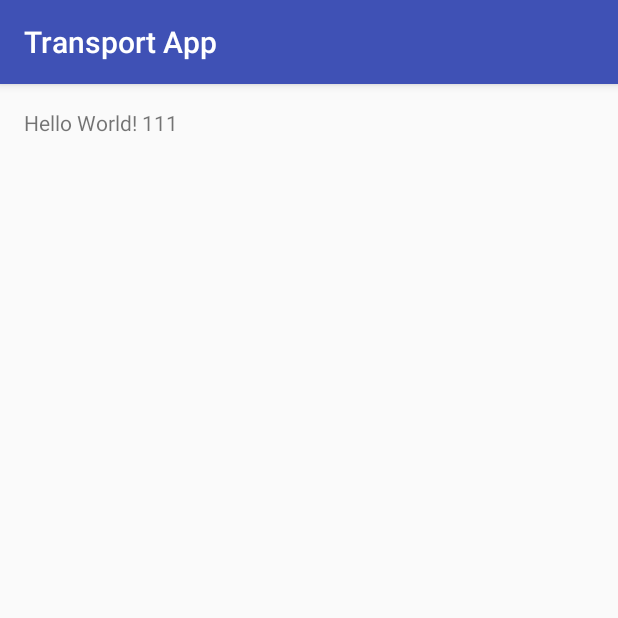
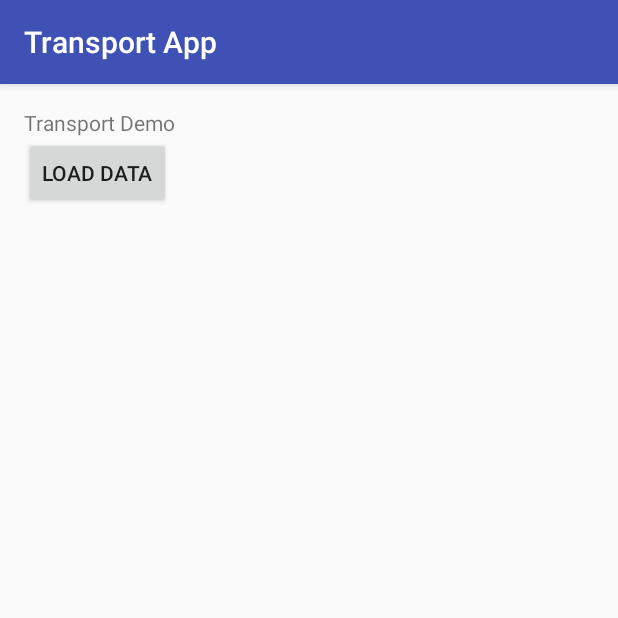
Before and after one commit to toni-rajkovski/transport-app-demo, an Android app: the screen it shows after launch (MainActivity), on a phone screen of 412 x 824 dp, the top half of it. Run offline under Robolectric (Android 15) with nearby library versions, the phone set to English and light mode, and no system bars.

Commit message:
implemented main service with rx java

```diff
--- a/app/build.gradle
+++ b/app/build.gradle
@@ -28,8 +28,10 @@ android {
 
 dependencies {
     compile fileTree(dir: 'libs', include: ['*.jar'])
+    compile 'com.android.support:appcompat-v7:24.2.1'
 
-    compile 'com.android.support:appcompat-v7:24.2.1'
+    compile 'io.reactivex:rxandroid:1.2.1'
+    compile 'io.reactivex:rxjava:1.1.6'
 
     androidTestCompile('com.android.support.test.espresso:espresso-core:2.2.2', {
         exclude group: 'com.android.support', module: 'support-annotations'
--- a/app/src/main/AndroidManifest.xml
+++ b/app/src/main/AndroidManifest.xml
@@ -7,6 +7,7 @@
         android:icon="@mipmap/ic_launcher"
         android:label="@string/app_name"
         android:supportsRtl="true"
+        android:name=".App"
         android:theme="@style/AppTheme">
         <activity android:name=".MainActivity">
             <intent-filter>
--- /dev/null
+++ b/app/src/main/java/com/rajkovski/toni/transportdemo/App.java
@@ -0,0 +1,22 @@
+package com.rajkovski.toni.transportdemo;
+
+import android.app.Application;
+
+/**
+ * Application object.
+ */
+
+public class App extends Application{
+
+  private static App instance;
+
+  @Override
+  public void onCreate() {
+    super.onCreate();
+    instance = this;
+  }
+
+  public static App getInstance() {
+    return instance;
+  }
+}
--- a/app/src/main/java/com/rajkovski/toni/transportdemo/MainActivity.java
+++ b/app/src/main/java/com/rajkovski/toni/transportdemo/MainActivity.java
@@ -2,8 +2,17 @@ package com.rajkovski.toni.transportdemo;
 
 import android.support.v7.app.AppCompatActivity;
 import android.os.Bundle;
+import android.util.Log;
+import android.view.View;
+
+import com.rajkovski.toni.transportdemo.model.Schema_template;
+import com.rajkovski.toni.transportdemo.services.MainService;
+
+import rx.Subscriber;
 
 public class MainActivity extends AppCompatActivity {
+
+  private static final String LOG_TAG = "MainActivity";
 
   @Override
   protected void onCreate(Bundle savedInstanceState) {
@@ -11,4 +20,24 @@ public class MainActivity extends AppCompatActivity {
     setContentView(R.layout.activity_main);
   }
 
+  public void onLoadData(View view) {
+    MainService mainService = new MainService();
+    mainService.getData(new Subscriber<Schema_template>() {
+      @Override
+      public void onCompleted() {
+        Log.d(LOG_TAG, "onCompleted");
+      }
+
+      @Override
+      public void onError(Throwable e) {
+        Log.d(LOG_TAG, "onError", e);
+      }
+
+      @Override
+      public void onNext(Schema_template schema) {
+        Log.d(LOG_TAG, "Data received");
+
+      }
+    }, "data.json");
+  }
 }
--- a/app/src/main/res/layout/activity_main.xml
+++ b/app/src/main/res/layout/activity_main.xml
@@ -1,5 +1,5 @@
 <?xml version="1.0" encoding="utf-8"?>
-<RelativeLayout
+<LinearLayout
     xmlns:android="http://schemas.android.com/apk/res/android"
     xmlns:tools="http://schemas.android.com/tools"
     android:id="@+id/activity_main"
@@ -9,10 +9,18 @@
     android:paddingLeft="@dimen/activity_horizontal_margin"
     android:paddingRight="@dimen/activity_horizontal_margin"
     android:paddingTop="@dimen/activity_vertical_margin"
+    android:orientation="vertical"
     tools:context="com.rajkovski.toni.transportdemo.MainActivity">
 
     <TextView
         android:layout_width="wrap_content"
         android:layout_height="wrap_content"
-        android:text="Hello World! 111"/>
-</RelativeLayout>
+        android:text="Transport Demo"/>
+
+    <Button
+      android:layout_width="wrap_content"
+      android:layout_height="wrap_content"
+      android:text="Load Data"
+      android:onClick="onLoadData"/>
+
+</LinearLayout>
```
Also changed, not shown: app/src/main/java/com/rajkovski/toni/transportdemo/services/MainService.java (added, +69 -0 lines), 1 other file.
